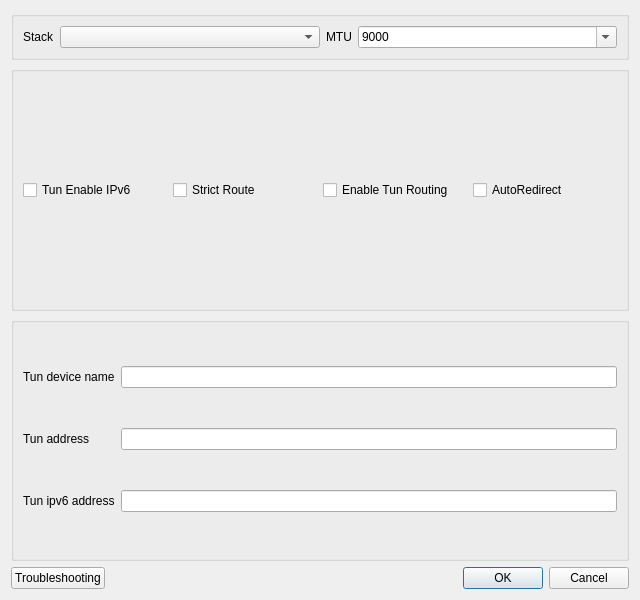
Qt form src/nekobox/ui/setting/dialog_vpn_settings.ui (qr243vbi/nekobox) before a commit.
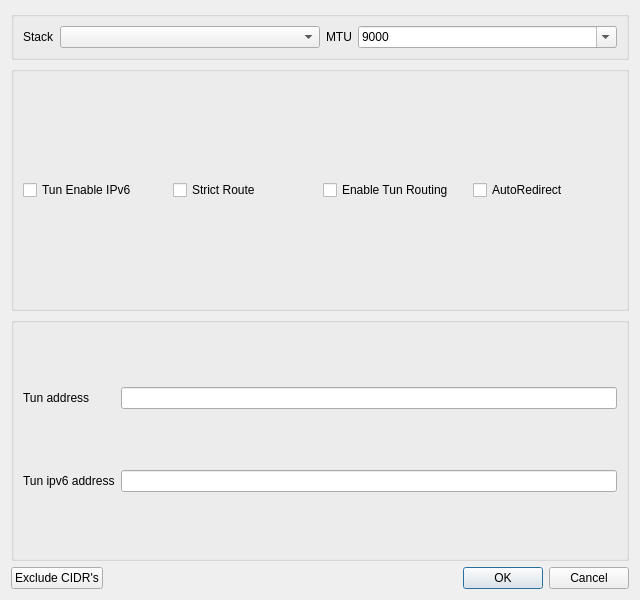
The same form after that commit.

```diff
--- a/src/nekobox/ui/setting/dialog_vpn_settings.ui
+++ b/src/nekobox/ui/setting/dialog_vpn_settings.ui
@@ -120,41 +120,25 @@
      </property>
      <layout class="QGridLayout" name="gridLayout">
       <item row="1" column="0">
-       <widget class="QLabel" name="label">
-        <property name="sizePolicy">
-         <sizepolicy hsizetype="Preferred" vsizetype="Fixed">
-          <horstretch>0</horstretch>
-          <verstretch>0</verstretch>
-         </sizepolicy>
-        </property>
-        <property name="text">
-         <string>Tun device name</string>
-        </property>
-       </widget>
-      </item>
-      <item row="1" column="1">
-       <widget class="QLineEdit" name="tun_name"/>
-      </item>
-      <item row="2" column="0">
        <widget class="QLabel" name="label_2">
         <property name="text">
          <string>Tun address</string>
         </property>
        </widget>
       </item>
-      <item row="2" column="1">
+      <item row="1" column="1">
        <widget class="QLineEdit" name="tun_address"/>
       </item>
-      <item row="3" column="1">
-       <widget class="QLineEdit" name="tun_address_6"/>
-      </item>
-      <item row="3" column="0">
+      <item row="2" column="0">
        <widget class="QLabel" name="label_3">
         <property name="text">
          <string>Tun ipv6 address</string>
         </property>
        </widget>
       </item>
+      <item row="2" column="1">
+       <widget class="QLineEdit" name="tun_address_6"/>
+      </item>
      </layout>
     </widget>
    </item>
@@ -163,7 +147,7 @@
      <item>
       <widget class="QPushButton" name="troubleshooting">
        <property name="text">
-        <string>Troubleshooting</string>
+        <string>Exclude CIDR's</string>
        </property>
       </widget>
      </item>
```
Left out of the diff: 4 changed lines with no effect on the pictures.
